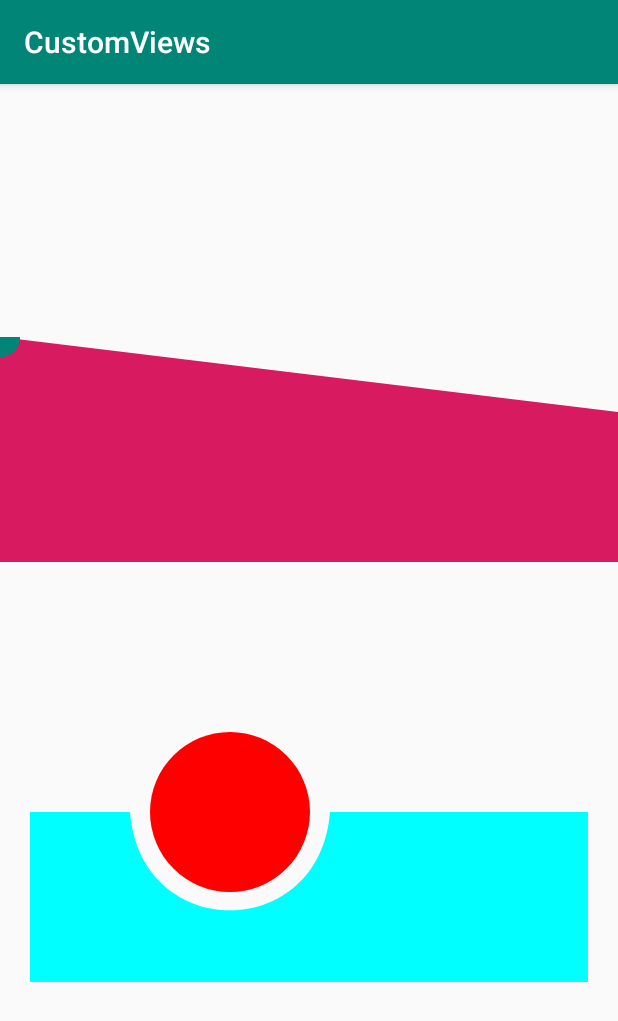
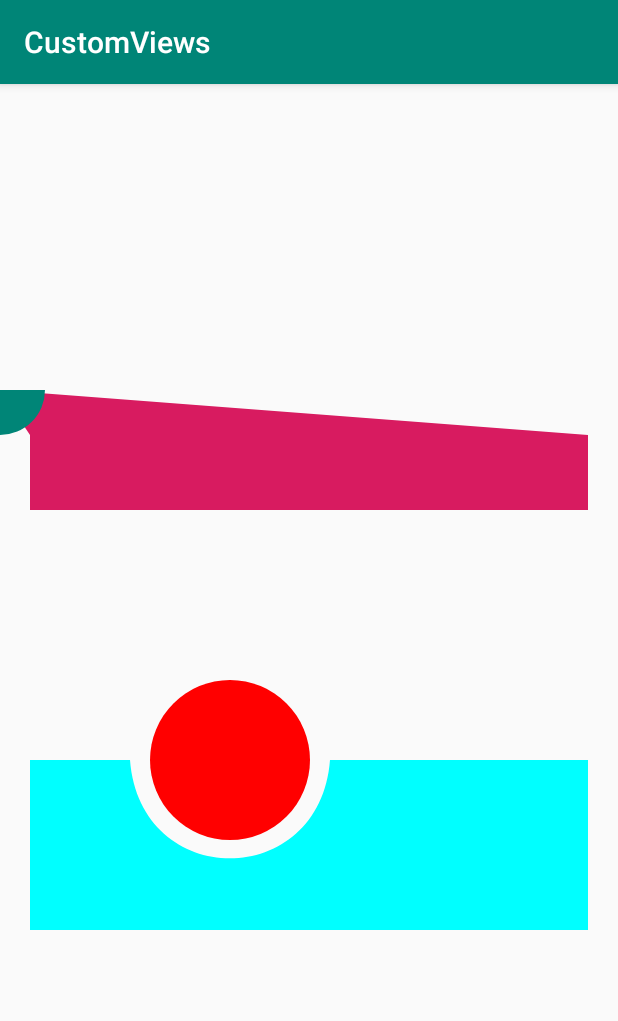
Before and after one commit to vaniakerer/Custom-UI-sketches, an Android app: the screen it shows after launch (BottomNavActivity), on a phone screen of 412 x 824 dp. Shown: the top 1021 px of the screen. Run offline under Robolectric (Android 15) with nearby library versions, the phone set to English and light mode, and no system bars.

Commit message:
Add drawing curve with circle

```diff
--- a/app/src/main/java/com/example/ivan/customviews/bottom_nav/BottomNavV2.kt
+++ b/app/src/main/java/com/example/ivan/customviews/bottom_nav/BottomNavV2.kt
@@ -48,6 +48,8 @@ public class BottomNavV2 @JvmOverloads constructor(
     private var selectedTabCurveFirstIntermediatePoint = PointF()
     private var selectedTabCurveSecondIntermediatePoint = PointF()
 
+    private var selectedTabCircleCenterPoint = PointF()
+
     private lateinit var tabBarPaint: Paint
     private lateinit var selectedTabCirclePaint: Paint
 
@@ -66,31 +68,21 @@ public class BottomNavV2 @JvmOverloads constructor(
         tabBarPath.reset()
         tabBarPath.moveTo(tabBarStartPoint.x, tabBarStartPoint.y)
         tabBarPath.lineTo(selectedTabCurveStartPoint.x, selectedTabCurveStartPoint.y)
-        /* tabBarPath.cubicTo(
-                 bizierCurveFirstPoint.x, bizierCurveFirstPoint.y,
-                 bizierCurveSecondPoint.x, bizierCurveSecondPoint.y,
-                 selectedTabEndX, selectedTabCircleRadius
-         )*/
+         tabBarPath.cubicTo(
+                 selectedTabCurveFirstIntermediatePoint.x, selectedTabCurveFirstIntermediatePoint.y,
+                 selectedTabCurveSecondIntermediatePoint.x, selectedTabCurveSecondIntermediatePoint.y,
+                 selectedTabCurveEndPoint.x, selectedTabCurveEndPoint.y
+         )
         tabBarPath.lineTo((width - paddingRight).toFloat(), selectedTabCircleRadius)
         tabBarPath.lineTo((width - paddingRight).toFloat(), height.toFloat())
         tabBarPath.lineTo(paddingLeft.toFloat(), height.toFloat())
         tabBarPath.close()
 
         canvas.drawPath(tabBarPath, tabBarPaint)
-
-        canvas.drawCircle(selectedTabStartPoint.x, selectedTabStartPoint.y, 10f, selectedTabCirclePaint)
-        canvas.drawCircle(selectedTabEndPoint.x, selectedTabEndPoint.y, 10f, selectedTabCirclePaint)
-
-        canvas.drawCircle(selectedTabCurveStartPoint.x, selectedTabCurveStartPoint.y, 15f, selectedTabCirclePaint)
-        canvas.drawCircle(selectedTabCurveEndPoint.x, selectedTabCurveEndPoint.y, 15f, selectedTabCirclePaint)
-
-        canvas.drawCircle(selectedTabCurveFirstIntermediatePoint.x, selectedTabCurveFirstIntermediatePoint.y, 20f, selectedTabCirclePaint)
-        canvas.drawCircle(selectedTabCurveSecondIntermediatePoint.x, selectedTabCurveSecondIntermediatePoint.y, 20f, selectedTabCirclePaint)
-
     }
 
     private fun drawSelectedTabCircle(canvas: Canvas) {
-
+        canvas.drawCircle(selectedTabCircleCenterPoint.x, selectedTabCircleCenterPoint.y, selectedTabCircleRadius, selectedTabCirclePaint)
     }
 
     override fun onSizeChanged(w: Int, h: Int, oldw: Int, oldh: Int) {
@@ -129,11 +121,14 @@ public class BottomNavV2 @JvmOverloads constructor(
         selectedTabEndPoint.x = selectedTabStartPoint.x + tabWidth
         selectedTabEndPoint.y = selectedTabCircleRadius
 
-        selectedTabCurveStartPoint.x = selectedTabStartPoint.x + (tabWidth - getCurveCircleRadius()) / 2
+        selectedTabCurveStartPoint.x = selectedTabStartPoint.x + (tabWidth - getCurveCircleRadius() * 2) / 2
         selectedTabCurveStartPoint.y = selectedTabCircleRadius
 
-        selectedTabCurveEndPoint.x = selectedTabCurveStartPoint.x + getCurveCircleRadius()
+        selectedTabCurveEndPoint.x = selectedTabCurveStartPoint.x + getCurveCircleRadius() * 2
         selectedTabCurveEndPoint.y = selectedTabCircleRadius
+
+        selectedTabCircleCenterPoint.x = selectedTabEndPoint.x - tabWidth / 2 //todo mb calculate not by tab point coordinates
+        selectedTabCircleCenterPoint.y = selectedTabCircleRadius
 
         selectedTabCurveFirstIntermediatePoint.x =
                 BezierUtil.getBezierCurveFirstIntermediatePointShiftedX(selectedTabCurveStartPoint.x,getCurveCircleDiametr())
--- a/app/src/main/res/layout/activity_bottom_nav.xml
+++ b/app/src/main/res/layout/activity_bottom_nav.xml
@@ -8,13 +8,15 @@
 
     <com.example.ivan.customviews.bottom_nav.BottomNavV2
         android:layout_width="match_parent"
-        android:layout_height="150dp"
+        android:layout_height="80dp"
         app:selected_tab="1"
+        android:paddingLeft="20dp"
+        android:paddingRight="20dp"
         app:selected_tab_circle_color="@color/colorPrimary"
         app:selected_tab_circle_offset="5dp"
-        app:selected_tab_circle_radius="50dp"
+        app:selected_tab_circle_radius="30dp"
         app:tab_bar_color="@color/colorAccent"
-        app:tab_bar_height="100dp"
+        app:tab_bar_height="50dp"
         app:tabs_count="3" />
 
     <com.example.ivan.customviews.bottom_nav.BottomNavView
```
